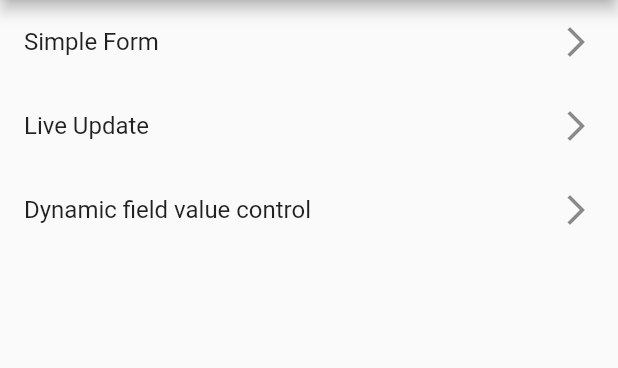
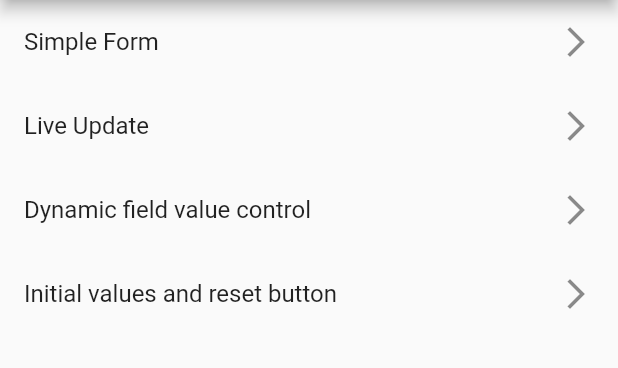
Before and after one commit to hjJunior/flutter-easy-form, a Flutter app: the screen it shows after launch, on a phone screen of 412 x 824 dp, the part 84-452 px from its top. Run offline on Flutter 3.47's test engine with Material 2 defaults, Android fonts, the phone set to English and light mode, and no system bars.

Commit message:
feat: initial values and reset option

```diff
--- a/easy_form/example/lib/examples/live_update.dart
+++ b/easy_form/example/lib/examples/live_update.dart
@@ -39,7 +39,11 @@ class LiveUpdateFormContent extends StatelessWidget {
           builder: (context, snapshot) {
             return Text(snapshot?.data?.toString() ?? "No interactions yet");
           },
-        )
+        ),
+        RaisedButton(
+          onPressed: context.easyForm.resetForm,
+          child: Text("Reset form"),
+        ),
       ],
     );
   }
--- a/easy_form/example/lib/main.dart
+++ b/easy_form/example/lib/main.dart
@@ -2,16 +2,19 @@ import 'package:example/examples/live_update.dart';
 import 'package:example/examples/simple_form.dart';
 import 'package:example/examples/dynamic_control.dart';
 import 'package:flutter/material.dart';
+
+import 'examples/with_initial_values.dart';
 
 void main() {
   runApp(MyApp());
 }
 
 final _routes = {
-  "/": (BuildContext context) => Examples(),
-  "Simple Form": (BuildContext context) => SimpleForm(),
-  "Live Update": (BuildContext context) => LiveUpdate(),
-  "Dynamic field value control": (BuildContext context) => DynamicControl(),
+  "/": (BuildContext _) => Examples(),
+  "Simple Form": (BuildContext _) => SimpleForm(),
+  "Live Update": (BuildContext _) => LiveUpdate(),
+  "Dynamic field value control": (BuildContext _) => DynamicControl(),
+  "Initial values and reset button": (BuildContext _) => WithInitialValues(),
 };
 
 class MyApp extends StatelessWidget {
--- a/easy_form/lib/src/easy_form_field.dart
+++ b/easy_form/lib/src/easy_form_field.dart
@@ -22,4 +22,6 @@ abstract class EasyFormField<T> {
   void notifyChange() {
     easyForm.notifyChange();
   }
+
+  T get initialValue => easyForm.initialValueFor(this.attributeName);
 }
--- a/easy_form/lib/src/fields/text_field.dart
+++ b/easy_form/lib/src/fields/text_field.dart
@@ -42,6 +42,8 @@ class _EasyTextFieldState extends State<EasyTextField>
   }
 
   void _configureRenderElement() {
+    textController.text = initialValue ?? "";
+
     _renderElement = TextFieldFactory.copyFromWith(
       widget.textField,
       controller: textController,
@@ -66,7 +68,7 @@ class _EasyTextFieldState extends State<EasyTextField>
   @override
   set value(String value) {
     setState(() {
-      textController.text = value;
+      textController.text = value ?? "";
     });
   }
 
```
Also changed, not shown: easy_form/example/lib/examples/with_initial_values.dart (added, +40 -0 lines), easy_form/lib/src/easy_form.dart (+22 -3 lines).
